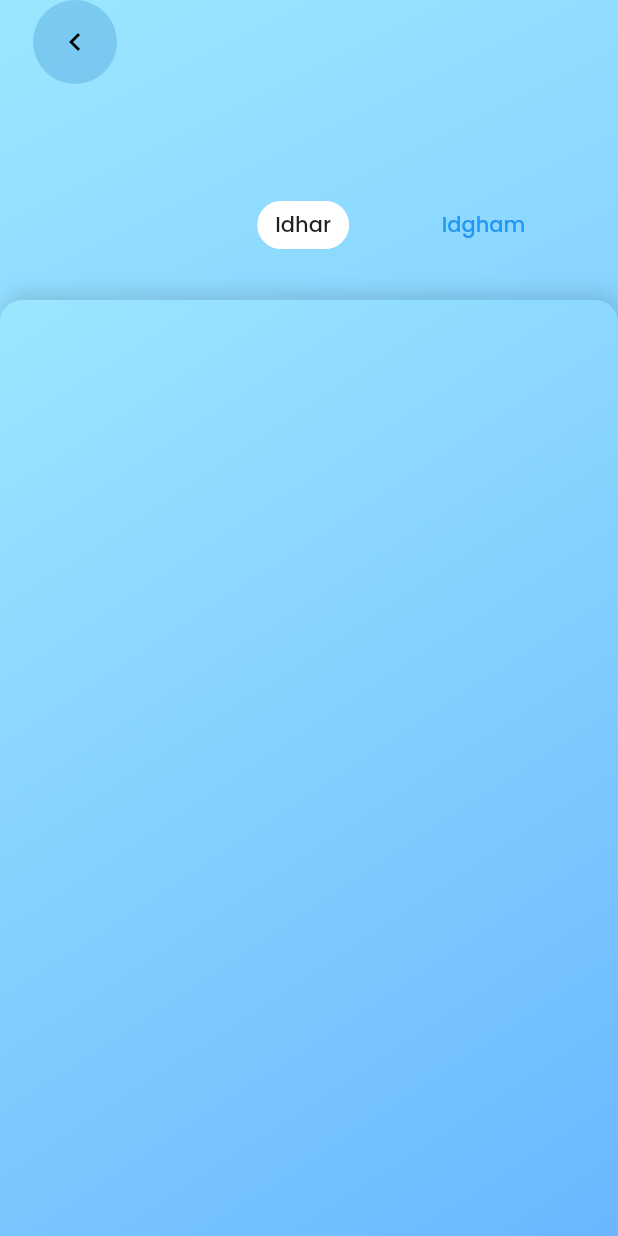
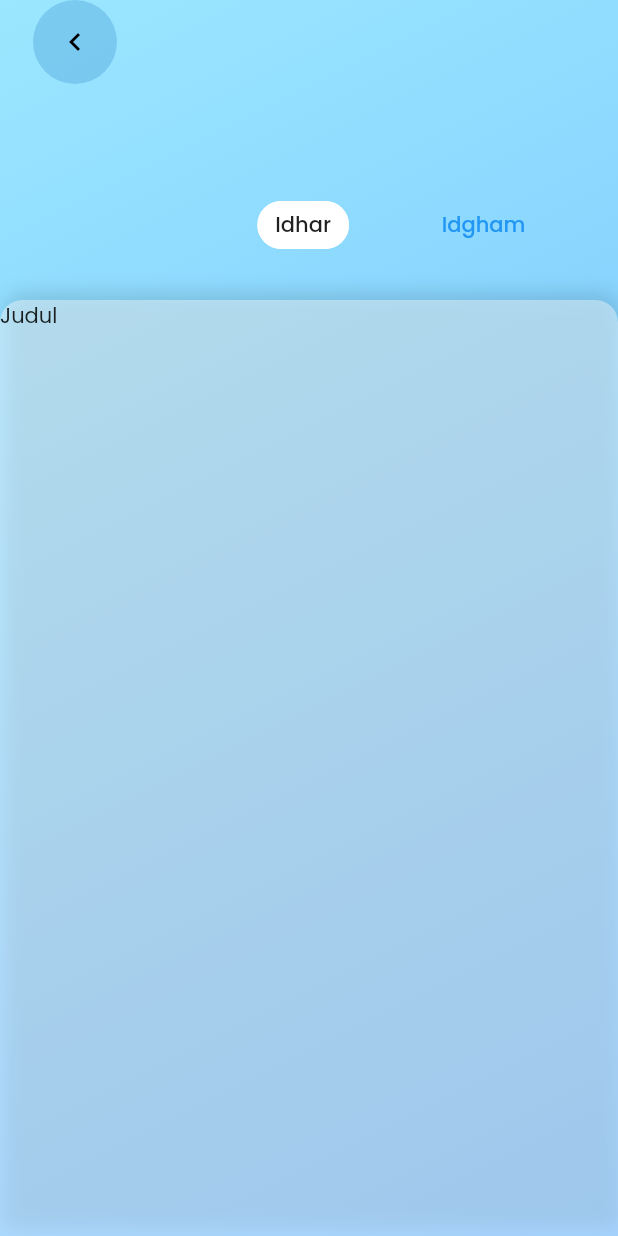
Before and after one commit to zamzamnurahman/tajwid-apps, a Flutter app: the DetailMateriScreen screen opened directly, on a phone screen of 412 x 824 dp. Run offline on Flutter 3.47's test engine with Material 2 defaults, Android fonts, the phone set to English and light mode, and no system bars; our stand-ins replace flutter_riverpod, flutter_svg, riverpod; project files that could hold a hidden picture were left out.

Commit message:
updated screen detail materi

```diff
--- a/lib/models/materi.dart
+++ b/lib/models/materi.dart
@@ -38,18 +38,21 @@ class Materi {
 
 class Body {
   String? subTitle;
+  String? contoh;
   String? description;
 
-  Body({this.subTitle, this.description});
+  Body({this.subTitle, this.contoh, this.description});
 
   Body.fromJson(Map<String, dynamic> json) {
     subTitle = json['sub_title'];
+    contoh = json['contoh'];
     description = json['description'];
   }
 
   Map<String, dynamic> toJson() {
     final Map<String, dynamic> data = <String, dynamic>{};
     data['sub_title'] = subTitle;
+    data['contoh'] = contoh;
     data['description'] = description;
     return data;
   }
--- a/lib/screens/detail_materi_screen.dart
+++ b/lib/screens/detail_materi_screen.dart
@@ -1,15 +1,42 @@
 import 'package:flutter/material.dart';
+import 'package:flutter_riverpod/flutter_riverpod.dart';
+import 'package:riverpod/riverpod.dart';
 
 import '../config/theme.dart';
 
-class DetailMateriScreen extends StatefulWidget {
+final pageProvider = StateNotifierProvider<PageNotifier, int>((ref) {
+  return PageNotifier();
+});
+
+class PageNotifier extends StateNotifier<int> {
+  PageNotifier() : super(0);
+
+  changePage(int newIndex) => state = newIndex;
+}
+
+// class DetailMateriScreen extends ConsumerStatefulWidget {
+//   const DetailMateriScreen({super.key});
+
+//   @override
+//   ConsumerState<ConsumerStatefulWidget> createState() => _DetailMateriScreenState();
+// }
+
+// class _DetailMateriScreenState extends ConsumerState<DetailMateriScreen> {
+
+//   @override
+//   Widget build(BuildContext context) {
+//     return Container();
+//   }
+// }
+class DetailMateriScreen extends ConsumerStatefulWidget {
   const DetailMateriScreen({super.key});
 
   @override
-  State<DetailMateriScreen> createState() => _DetailMateriScreenState();
+  ConsumerState<ConsumerStatefulWidget> createState() =>
+      _DetailMateriScreenState();
 }
 
-class _DetailMateriScreenState extends State<DetailMateriScreen> {
+class _DetailMateriScreenState extends ConsumerState<DetailMateriScreen> {
   late PageController _pageCtrl;
 
   @override
@@ -26,6 +53,7 @@ class _DetailMateriScreenState extends State<DetailMateriScreen> {
 
   @override
   Widget build(BuildContext context) {
+    final int _index = ref.watch(pageProvider);
     return Scaffold(
       extendBodyBehindAppBar: true,
       appBar: AppBar(
@@ -50,12 +78,12 @@ class _DetailMateriScreenState extends State<DetailMateriScreen> {
         ),
         child: Column(
           children: [
-            Container(
+            SizedBox(
               height: 100,
               child: PageView(
                 physics: const NeverScrollableScrollPhysics(),
                 controller: _pageCtrl,
-                onPageChanged: (page) {},
+                onPageChanged: ref.watch(pageProvider.notifier).changePage,
                 children: [
                   Row(
                     mainAxisAlignment: MainAxisAlignment.spaceEvenly,
@@ -161,27 +189,26 @@ class _DetailMateriScreenState extends State<DetailMateriScreen> {
             ),
             Expanded(
                 child: IndexedStack(
-              index: 0,
+              index: _index,
               children: [
                 Container(
                   width: double.infinity,
+                  height: double.infinity,
                   decoration: BoxDecoration(
-                      gradient: linearGradient,
-                      boxShadow: [
+                      // gradient: linearGradient,
+                      color: Colors.white.withOpacity(0.4),
+                      boxShadow: const [
                         BoxShadow(
                           color: Colors.black12,
                           offset: Offset(2, -5),
                           blurRadius: 10,
                         )
                       ],
-                      borderRadius: BorderRadius.only(
+                      borderRadius: const BorderRadius.only(
                         topLeft: Radius.circular(15),
                         topRight: Radius.circular(15),
                       )),
-                ),
-                Container(
-                  width: double.infinity,
-                  color: Colors.green,
+                  child: Text("Judul"),
                 ),
               ],
             ))
--- a/lib/screens/materi_screen.dart
+++ b/lib/screens/materi_screen.dart
@@ -50,19 +50,19 @@ class MateriScreen extends StatelessWidget {
                       return const DetailMateriScreen();
                     }));
                   },
-                  child: const ButtonContainer(title: "Materi 1"),
+                  child: const ButtonContainer(title: "Nun Mati"),
                 ),
                 ButtonClickUp(
                   click: () {
                     print("Materi 2");
                   },
-                  child: const ButtonContainer(title: "Materi 2"),
+                  child: const ButtonContainer(title: "Mim Mati"),
                 ),
                 ButtonClickUp(
                   click: () {
                     print("Materi 3");
                   },
-                  child: const ButtonContainer(title: "Materi 3"),
+                  child: const ButtonContainer(title: "Hukum Mad"),
                 ),
               ],
             )
--- a/pubspec.yaml
+++ b/pubspec.yaml
@@ -37,6 +37,7 @@ dependencies:
   flutter_svg: ^2.0.6
   flutter_riverpod: ^2.3.6
   riverpod: ^2.3.6
+  shared_preferences: ^2.1.2
 
 dev_dependencies:
   flutter_test:
```
Also changed, not shown: lib/data/materi.json (+8 -4 lines), pubspec.lock.
